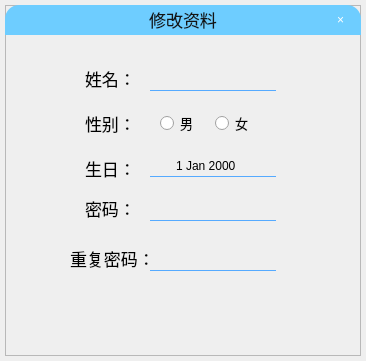
The window that Bank/Edit_user_form.ui (ZeroNinx/SE_Bank_System) describes before a commit, drawn with Qt 5.
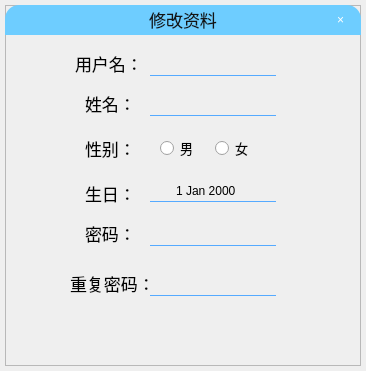
The same window after the commit.

Patch:
```diff
--- a/Bank/Edit_user_form.ui
+++ b/Bank/Edit_user_form.ui
@@ -7,7 +7,7 @@
     <x>0</x>
     <y>0</y>
     <width>366</width>
-    <height>361</height>
+    <height>371</height>
    </rect>
   </property>
   <property name="windowTitle">
@@ -19,7 +19,7 @@
      <x>5</x>
      <y>5</y>
      <width>356</width>
-     <height>351</height>
+     <height>361</height>
     </rect>
    </property>
    <property name="styleSheet">
@@ -93,7 +93,7 @@
     <property name="geometry">
      <rect>
       <x>80</x>
-      <y>60</y>
+      <y>85</y>
       <width>66</width>
       <height>26</height>
      </rect>
@@ -109,7 +109,7 @@
     <property name="geometry">
      <rect>
       <x>80</x>
-      <y>150</y>
+      <y>175</y>
       <width>66</width>
       <height>26</height>
      </rect>
@@ -125,7 +125,7 @@
     <property name="geometry">
      <rect>
       <x>145</x>
-      <y>60</y>
+      <y>85</y>
       <width>126</width>
       <height>26</height>
      </rect>
@@ -156,7 +156,7 @@
     <property name="geometry">
      <rect>
       <x>80</x>
-      <y>105</y>
+      <y>130</y>
       <width>66</width>
       <height>26</height>
      </rect>
@@ -172,7 +172,7 @@
     <property name="geometry">
      <rect>
       <x>155</x>
-      <y>105</y>
+      <y>130</y>
       <width>51</width>
       <height>26</height>
      </rect>
@@ -188,7 +188,7 @@
     <property name="geometry">
      <rect>
       <x>210</x>
-      <y>105</y>
+      <y>130</y>
       <width>51</width>
       <height>26</height>
      </rect>
@@ -204,7 +204,7 @@
     <property name="geometry">
      <rect>
       <x>145</x>
-      <y>150</y>
+      <y>175</y>
       <width>126</width>
       <height>22</height>
      </rect>
@@ -226,7 +226,7 @@
     <property name="geometry">
      <rect>
       <x>80</x>
-      <y>190</y>
+      <y>215</y>
       <width>66</width>
       <height>26</height>
      </rect>
@@ -242,7 +242,7 @@
     <property name="geometry">
      <rect>
       <x>145</x>
-      <y>190</y>
+      <y>215</y>
       <width>126</width>
       <height>26</height>
      </rect>
@@ -276,7 +276,7 @@
     <property name="geometry">
      <rect>
       <x>65</x>
-      <y>240</y>
+      <y>265</y>
       <width>81</width>
       <height>26</height>
      </rect>
@@ -292,7 +292,7 @@
     <property name="geometry">
      <rect>
       <x>145</x>
-      <y>240</y>
+      <y>265</y>
       <width>126</width>
       <height>26</height>
      </rect>
@@ -322,6 +322,53 @@
      <set>Qt::AlignCenter</set>
     </property>
    </widget>
+   <widget class="QLabel" name="lbl_username">
+    <property name="geometry">
+     <rect>
+      <x>70</x>
+      <y>45</y>
+      <width>66</width>
+      <height>26</height>
+     </rect>
+    </property>
+    <property name="styleSheet">
+     <string notr="true">font:17px;</string>
+    </property>
+    <property name="text">
+     <string>用户名：</string>
+    </property>
+   </widget>
+   <widget class="QLineEdit" name="le_username">
+    <property name="geometry">
+     <rect>
+      <x>145</x>
+      <y>45</y>
+      <width>126</width>
+      <height>26</height>
+     </rect>
+    </property>
+    <property name="styleSheet">
+     <string notr="true">QLineEdit
+{
+	
+	background-color: rgba(255, 255, 255,0);
+	border:1px solid white;
+	border-left-color: rgba(255, 255, 255,0);
+	border-right-color: rgba(255, 255, 255,0);
+	border-top-color: rgba(255, 255, 255,0);
+	border-bottom-color: rgb(85, 170, 255);
+	font: 15pt &quot;Calibri&quot;;
+}
+
+QLineEdit:hover
+{
+	border-bottom-color: rgba(85, 170, 255,0.6);
+}</string>
+    </property>
+    <property name="alignment">
+     <set>Qt::AlignCenter</set>
+    </property>
+   </widget>
    <zorder>lbl_title</zorder>
    <zorder>btn_close</zorder>
    <zorder>lbl_name</zorder>
```
Left out of the diff: 2 changed lines with no effect on the pictures.
